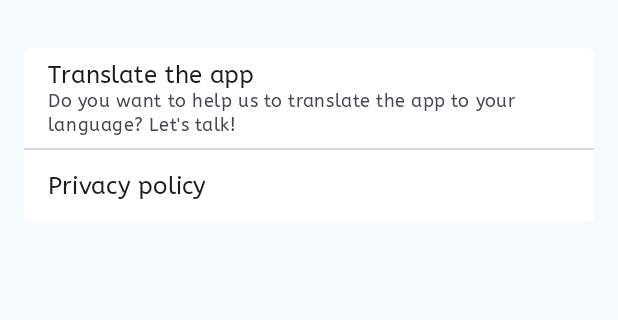
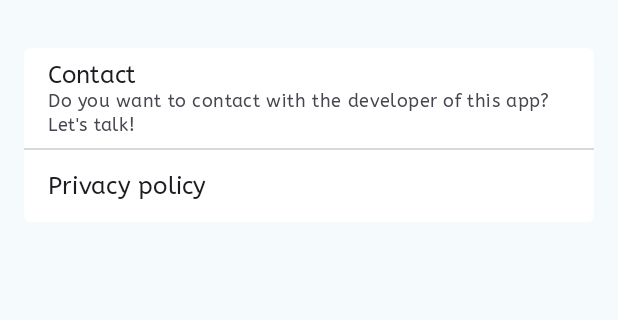
Before and after one commit to cpalosrejano/studio-ghibli-movies, an Android app: the layout activity_settings.xml on its own in the app's theme, with its tools: preview values and no code run, on a phone screen of 412 x 824 dp, the part 216-536 px from its top. Run offline under Robolectric (Android 15) with nearby library versions, the phone set to English and light mode, and no system bars.

Commit message:
sgm-90: feat: show contact layout based on remote config value

```diff
--- a/app/src/main/res/layout/activity_settings.xml
+++ b/app/src/main/res/layout/activity_settings.xml
@@ -97,7 +97,7 @@
                     android:orientation="vertical">
 
                     <LinearLayout
-                        android:id="@+id/lbl_translate_app"
+                        android:id="@+id/layout_translate_app"
                         android:layout_width="match_parent"
                         android:layout_height="wrap_content"
                         android:minHeight="48dp"
@@ -110,7 +110,7 @@
                             android:layout_height="wrap_content"
                             android:gravity="center_vertical"
                             android:textAppearance="@style/TextAppearance.Material3.TitleMedium"
-                            android:text="@string/settings_lbl_translate_app"
+                            android:text="@string/settings_lbl_contact"
                             android:paddingStart="16dp"
                             android:paddingEnd="16dp"/>
                         <TextView
@@ -118,13 +118,14 @@
                             android:layout_height="wrap_content"
                             android:gravity="center_vertical"
                             android:textAppearance="@style/TextAppearance.Material3.BodySmall"
-                            android:text="@string/settings_lbl_translate_app_body"
+                            android:text="@string/settings_lbl_contact_body"
                             android:paddingStart="16dp"
                             android:paddingEnd="16dp"/>
 
                     </LinearLayout>
 
                     <View
+                        android:id="@+id/layout_translate_app_divider"
                         android:background="@color/md_theme_surfaceDim"
                         android:layout_width="match_parent"
                         android:layout_height="1dp"/>
--- a/app/src/main/res/values/strings.xml
+++ b/app/src/main/res/values/strings.xml
@@ -9,8 +9,8 @@
     <string name="settings_title">Settings</string>
     <string name="settings_lbl_version">App version: %1$s</string>
     <string name="settings_lbl_privacy_policy">Privacy policy</string>
-    <string name="settings_lbl_translate_app">Translate the app</string>
-    <string name="settings_lbl_translate_app_body">Do you want to help us to translate the app to your language? Let\'s talk!</string>
+    <string name="settings_lbl_contact">Contact</string>
+    <string name="settings_lbl_contact_body">Do you want to contact with the developer of this app? Let\'s talk!</string>
     <string name="settings_lbl_translate_app_email_subject">Studio Ghibli Movies [%1$s]</string>
     <string name="settings_lbl_translate_app_email_body">Write below your request</string>
     <string name="settings_lbl_send_email">Send email</string>
--- a/domain/src/main/java/io/kikiriki/sgmovie/domain/preferences/RemoteConfig.kt
+++ b/domain/src/main/java/io/kikiriki/sgmovie/domain/preferences/RemoteConfig.kt
@@ -6,10 +6,14 @@ interface RemoteConfig {
         const val API_CACHE_HOURS = "api_cache_hours"
         const val ENABLE_PAYPAL = "enable_paypal"
         const val ENABLE_MAINTENANCE = "enable_maintenance"
+        const val ENABLE_CONTACT = "enable_contact"
+        const val MIN_APP_VERSION = "config_min_app_version"
     }
 
     suspend fun getFirestoreRefreshSeconds(): Long
     suspend fun getApiCacheHour(): Long
     suspend fun isPaypalEnabled(): Boolean
     suspend fun isMaintenanceEnabled(): Boolean
+    suspend fun getMinAppVersion() : Long
+    suspend fun isContactEnabled() : Boolean
 }
```
Also changed, not shown: app/src/main/java/io/kikiriki/sgmovie/ui/settings/SettingsActivity.kt (+14 -1 lines), app/src/main/java/io/kikiriki/sgmovie/ui/settings/SettingsViewModel.kt (+20 -0 lines), data/src/main/java/io/kikiriki/sgmovie/data/preferences/RemoteConfigImpl.kt (+15 -4 lines), 7 other files.
